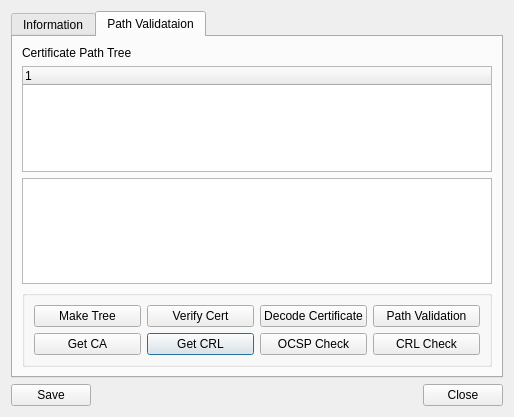
Qt form BerEditor/cert_info_dlg.ui (jykim74/BerEditor) before a commit.
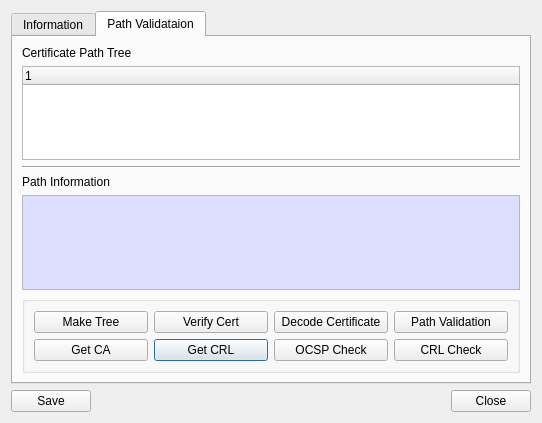
The same form after that commit. The open tabs and pages were chosen to show the change.

Commit message: UI 작업

```diff
--- a/BerEditor/cert_info_dlg.ui
+++ b/BerEditor/cert_info_dlg.ui
@@ -6,8 +6,8 @@
    <rect>
     <x>0</x>
     <y>0</y>
-    <width>514</width>
-    <height>417</height>
+    <width>542</width>
+    <height>423</height>
    </rect>
   </property>
   <property name="windowTitle">
@@ -138,7 +138,52 @@
         </widget>
        </item>
        <item>
-        <widget class="QPlainTextEdit" name="mCertLogText"/>
+        <widget class="Line" name="line">
+         <property name="orientation">
+          <enum>Qt::Horizontal</enum>
+         </property>
+        </widget>
+       </item>
+       <item>
+        <widget class="QLabel" name="label_4">
+         <property name="text">
+          <string>Path Information</string>
+         </property>
+        </widget>
+       </item>
+       <item>
+        <widget class="QPlainTextEdit" name="mCertLogText">
+         <property name="palette">
+          <palette>
+           <active>
+            <colorrole role="Base">
+             <brush brushstyle="SolidPattern">
+              <color alpha="255">
+               <red>221</red>
+               <green>221</green>
+               <blue>255</blue>
+              </color>
+             </brush>
+            </colorrole>
+           </active>
+           <inactive>
+            <colorrole role="Base">
+             <brush brushstyle="SolidPattern">
+              <color alpha="255">
+               <red>221</red>
+               <green>221</green>
+               <blue>255</blue>
+              </color>
+             </brush>
+            </colorrole>
+           </inactive>
+           <disabled/>
+          </palette>
+         </property>
+         <property name="readOnly">
+          <bool>true</bool>
+         </property>
+        </widget>
        </item>
        <item>
         <widget class="QGroupBox" name="groupBox">
```
Left out of the diff: 5 changed lines with no effect on the pictures. The commit also changes 3 other files.
